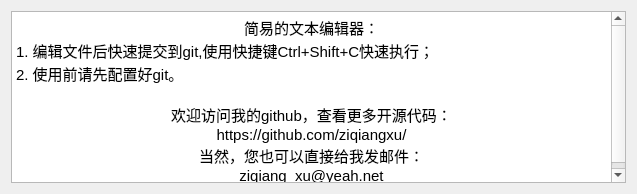
Above: about.ui from ziqiangxu/editor before the change. Below: the same form after it.
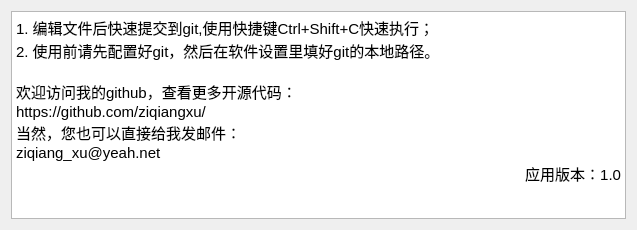
That is the form after the change.

Patch:
```diff
--- a/about.ui
+++ b/about.ui
@@ -7,7 +7,7 @@
     <x>0</x>
     <y>0</y>
     <width>637</width>
-    <height>194</height>
+    <height>230</height>
    </rect>
   </property>
   <property name="windowTitle">
@@ -21,14 +21,14 @@
 &lt;html&gt;&lt;head&gt;&lt;meta name=&quot;qrichtext&quot; content=&quot;1&quot; /&gt;&lt;style type=&quot;text/css&quot;&gt;
 p, li { white-space: pre-wrap; }
 &lt;/style&gt;&lt;/head&gt;&lt;body style=&quot; font-family:'Droid Sans Fallback'; font-size:11.2002pt; font-weight:400; font-style:normal;&quot;&gt;
-&lt;p align=&quot;center&quot; style=&quot; margin-top:0px; margin-bottom:0px; margin-left:0px; margin-right:0px; -qt-block-indent:0; text-indent:0px;&quot;&gt;&lt;span style=&quot; font-size:11.2002pt;&quot;&gt;简易的文本编辑器：&lt;/span&gt;&lt;/p&gt;
 &lt;p style=&quot; margin-top:0px; margin-bottom:0px; margin-left:0px; margin-right:0px; -qt-block-indent:0; text-indent:0px;&quot;&gt;&lt;span style=&quot; font-size:11.2002pt;&quot;&gt;1. 编辑文件后快速提交到git,使用快捷键Ctrl+Shift+C快速执行；&lt;/span&gt;&lt;/p&gt;
-&lt;p style=&quot; margin-top:0px; margin-bottom:0px; margin-left:0px; margin-right:0px; -qt-block-indent:0; text-indent:0px;&quot;&gt;&lt;span style=&quot; font-size:11.2002pt;&quot;&gt;2. 使用前请先配置好git。&lt;/span&gt;&lt;/p&gt;
+&lt;p style=&quot; margin-top:0px; margin-bottom:0px; margin-left:0px; margin-right:0px; -qt-block-indent:0; text-indent:0px;&quot;&gt;&lt;span style=&quot; font-size:11.2002pt;&quot;&gt;2. 使用前请先配置好git，然后在软件设置里填好git的本地路径。&lt;/span&gt;&lt;/p&gt;
 &lt;p style=&quot;-qt-paragraph-type:empty; margin-top:0px; margin-bottom:0px; margin-left:0px; margin-right:0px; -qt-block-indent:0; text-indent:0px; font-size:11.2002pt;&quot;&gt;&lt;br /&gt;&lt;/p&gt;
-&lt;p align=&quot;center&quot; style=&quot; margin-top:0px; margin-bottom:0px; margin-left:0px; margin-right:0px; -qt-block-indent:0; text-indent:0px;&quot;&gt;&lt;span style=&quot; font-size:11.2002pt;&quot;&gt;欢迎访问我的github，查看更多开源代码：&lt;/span&gt;&lt;/p&gt;
-&lt;p align=&quot;center&quot; style=&quot; margin-top:0px; margin-bottom:0px; margin-left:0px; margin-right:0px; -qt-block-indent:0; text-indent:0px;&quot;&gt;&lt;span style=&quot; font-size:11pt;&quot;&gt;https://github.com/ziqiangxu/&lt;/span&gt;&lt;/p&gt;
-&lt;p align=&quot;center&quot; style=&quot; margin-top:0px; margin-bottom:0px; margin-left:0px; margin-right:0px; -qt-block-indent:0; text-indent:0px;&quot;&gt;&lt;span style=&quot; font-size:11.2002pt;&quot;&gt;当然，您也可以直接给我发邮件：&lt;/span&gt;&lt;/p&gt;
-&lt;p align=&quot;center&quot; style=&quot; margin-top:0px; margin-bottom:0px; margin-left:0px; margin-right:0px; -qt-block-indent:0; text-indent:0px;&quot;&gt;&lt;span style=&quot; font-size:11pt;&quot;&gt;ziqiang_xu@yeah.net&lt;/span&gt;&lt;/p&gt;&lt;/body&gt;&lt;/html&gt;</string>
+&lt;p style=&quot; margin-top:0px; margin-bottom:0px; margin-left:0px; margin-right:0px; -qt-block-indent:0; text-indent:0px;&quot;&gt;&lt;span style=&quot; font-size:11.2002pt;&quot;&gt;欢迎访问我的github，查看更多开源代码：&lt;/span&gt;&lt;/p&gt;
+&lt;p style=&quot; margin-top:0px; margin-bottom:0px; margin-left:0px; margin-right:0px; -qt-block-indent:0; text-indent:0px;&quot;&gt;&lt;span style=&quot; font-size:11pt;&quot;&gt;https://github.com/ziqiangxu/&lt;/span&gt;&lt;/p&gt;
+&lt;p style=&quot; margin-top:0px; margin-bottom:0px; margin-left:0px; margin-right:0px; -qt-block-indent:0; text-indent:0px;&quot;&gt;&lt;span style=&quot; font-size:11.2002pt;&quot;&gt;当然，您也可以直接给我发邮件：&lt;/span&gt;&lt;/p&gt;
+&lt;p style=&quot; margin-top:0px; margin-bottom:0px; margin-left:0px; margin-right:0px; -qt-block-indent:0; text-indent:0px;&quot;&gt;&lt;span style=&quot; font-size:11pt;&quot;&gt;ziqiang_xu@yeah.net&lt;/span&gt;&lt;/p&gt;
+&lt;p align=&quot;right&quot; style=&quot; margin-top:0px; margin-bottom:0px; margin-left:0px; margin-right:0px; -qt-block-indent:0; text-indent:0px;&quot;&gt;&lt;span style=&quot; font-size:11pt;&quot;&gt;应用版本：1.0&lt;/span&gt;&lt;/p&gt;&lt;/body&gt;&lt;/html&gt;</string>
      </property>
     </widget>
    </item>
```
